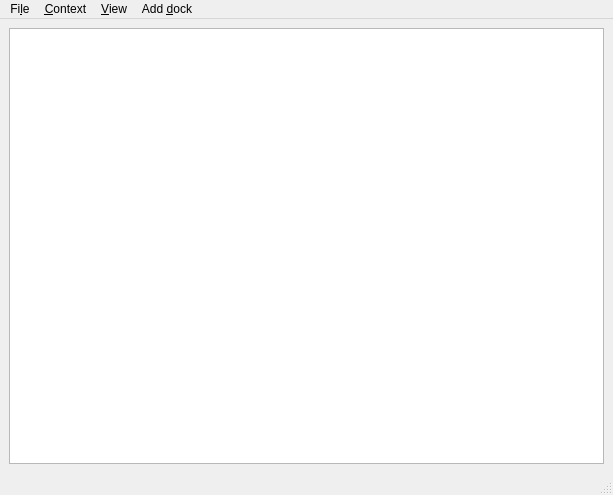
The window that studio/main_window.ui (caryoscelus/rainynite-studio) describes before a commit, drawn with Qt 5.
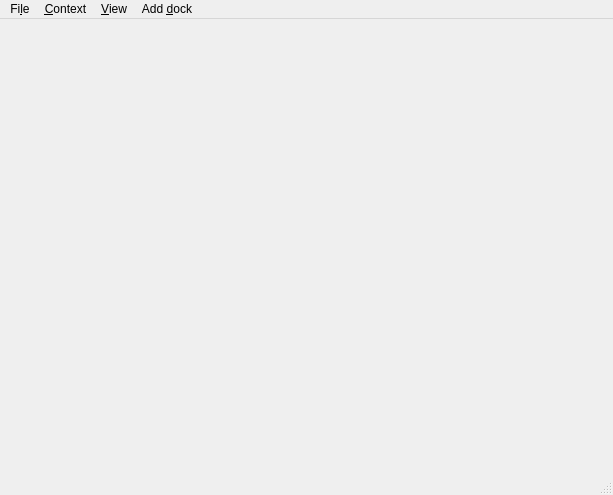
The same window after the commit. Icons and pictures are not drawn.

Commit message: Return "transparency" background

Diff of the .ui file:
```diff
--- a/studio/main_window.ui
+++ b/studio/main_window.ui
@@ -18,7 +18,8 @@
   </property>
   <widget class="QWidget" name="centralwidget">
    <property name="styleSheet">
-    <string notr="true"/>
+    <string notr="true">#central_widget { background-image: url(:/images/transparency.png); }
+#canvas { background: transparent; }</string>
    </property>
    <layout class="QVBoxLayout" name="verticalLayout">
     <item>
```
Left out of the diff: 2 changed lines with no effect on the pictures.
